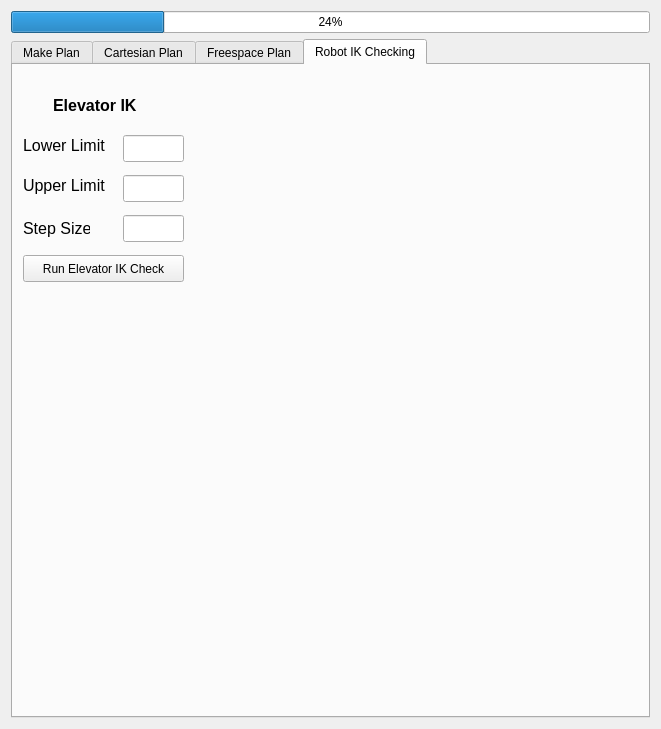
peanut-robotics/fermi, file moveit_cartesian_plan_plugin/src/widgets/path_planning_widget.ui: the form before one commit.
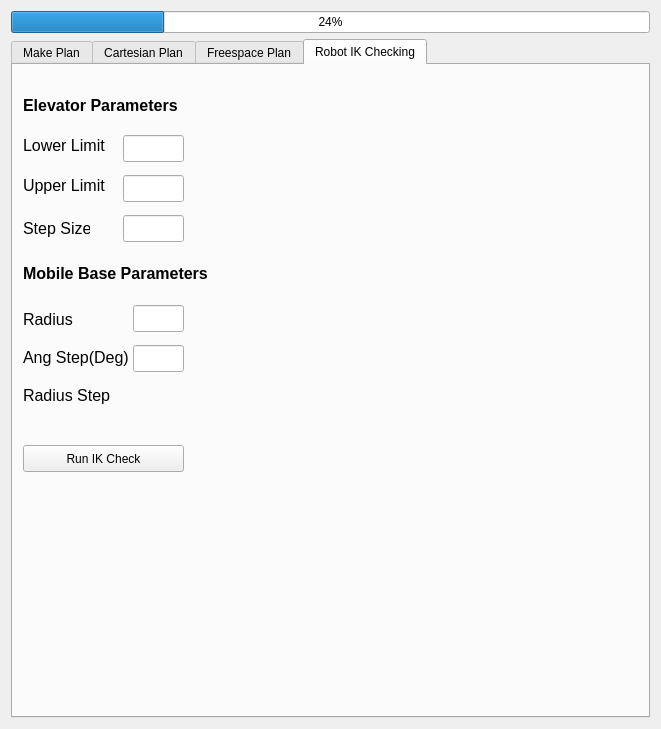
The form after the commit.

```diff
--- a/moveit_cartesian_plan_plugin/src/widgets/path_planning_widget.ui
+++ b/moveit_cartesian_plan_plugin/src/widgets/path_planning_widget.ui
@@ -1130,21 +1130,21 @@
        <property name="geometry">
         <rect>
          <x>10</x>
-         <y>190</y>
+         <y>380</y>
          <width>161</width>
          <height>27</height>
         </rect>
        </property>
        <property name="text">
-        <string>Run Elevator IK Check</string>
+        <string>Run IK Check</string>
        </property>
       </widget>
       <widget class="QLabel" name="label_10">
        <property name="geometry">
         <rect>
-         <x>40</x>
+         <x>10</x>
          <y>30</y>
-         <width>101</width>
+         <width>161</width>
          <height>21</height>
         </rect>
        </property>
@@ -1156,7 +1156,7 @@
         </font>
        </property>
        <property name="text">
-        <string>Elevator IK</string>
+        <string>Elevator Parameters</string>
        </property>
       </widget>
       <widget class="QLineEdit" name="h_lower_limit">
@@ -1243,6 +1243,100 @@
         </rect>
        </property>
       </widget>
+      <widget class="QLabel" name="label_14">
+       <property name="geometry">
+        <rect>
+         <x>10</x>
+         <y>200</y>
+         <width>201</width>
+         <height>17</height>
+        </rect>
+       </property>
+       <property name="font">
+        <font>
+         <pointsize>12</pointsize>
+         <weight>75</weight>
+         <bold>true</bold>
+        </font>
+       </property>
+       <property name="text">
+        <string>Mobile Base Parameters</string>
+       </property>
+      </widget>
+      <widget class="QLineEdit" name="lineEdit">
+       <property name="geometry">
+        <rect>
+         <x>120</x>
+         <y>240</y>
+         <width>51</width>
+         <height>27</height>
+        </rect>
+       </property>
+      </widget>
+      <widget class="QLabel" name="label_15">
+       <property name="geometry">
+        <rect>
+         <x>10</x>
+         <y>244</y>
+         <width>81</width>
+         <height>21</height>
+        </rect>
+       </property>
+       <property name="font">
+        <font>
+         <pointsize>12</pointsize>
+        </font>
+       </property>
+       <property name="text">
+        <string>Radius</string>
+       </property>
+      </widget>
+      <widget class="QLabel" name="label_16">
+       <property name="geometry">
+        <rect>
+         <x>10</x>
+         <y>277</y>
+         <width>111</width>
+         <height>31</height>
+        </rect>
+       </property>
+       <property name="font">
+        <font>
+         <pointsize>12</pointsize>
+        </font>
+       </property>
+       <property name="text">
+        <string>Ang Step(Deg)</string>
+       </property>
+      </widget>
+      <widget class="QLineEdit" name="lineEdit_2">
+       <property name="geometry">
+        <rect>
+         <x>120</x>
+         <y>280</y>
+         <width>51</width>
+         <height>27</height>
+        </rect>
+       </property>
+      </widget>
+      <widget class="QLabel" name="label_17">
+       <property name="geometry">
+        <rect>
+         <x>10</x>
+         <y>320</y>
+         <width>111</width>
+         <height>21</height>
+        </rect>
+       </property>
+       <property name="font">
+        <font>
+         <pointsize>12</pointsize>
+        </font>
+       </property>
+       <property name="text">
+        <string>Radius Step</string>
+       </property>
+      </widget>
      </widget>
     </widget>
    </item>
```
